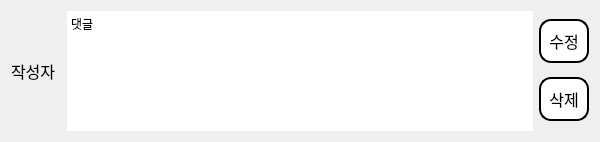
First picture: the form in ui/commentwidget.ui, repository sm136599/VEDA_Qt_blog_client, before the edit.
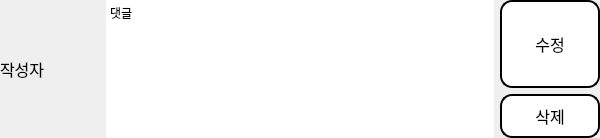
Second picture: the form after the edit.

Commit message: design: 디자인 통일

Patch:
```diff
--- a/ui/commentwidget.ui
+++ b/ui/commentwidget.ui
@@ -36,14 +36,32 @@
 }</string>
   </property>
   <layout class="QHBoxLayout" name="horizontalLayout">
-   <item>
+   <property name="leftMargin">
+    <number>0</number>
+   </property>
+   <property name="topMargin">
+    <number>0</number>
+   </property>
+   <property name="rightMargin">
+    <number>0</number>
+   </property>
+   <property name="bottomMargin">
+    <number>0</number>
+   </property>
+   <item alignment="Qt::AlignHCenter">
     <widget class="QLabel" name="writerLabel">
      <property name="minimumSize">
       <size>
-       <width>50</width>
+       <width>100</width>
        <height>0</height>
       </size>
      </property>
+     <property name="maximumSize">
+      <size>
+       <width>100</width>
+       <height>16777215</height>
+      </size>
+     </property>
      <property name="font">
       <font>
        <pointsize>12</pointsize>
@@ -96,9 +114,21 @@
     </widget>
    </item>
    <item>
-    <layout class="QVBoxLayout" name="verticalLayout">
+    <layout class="QVBoxLayout" name="verticalLayout" stretch="0,0">
      <item>
       <widget class="QPushButton" name="editButton">
+       <property name="sizePolicy">
+        <sizepolicy hsizetype="Minimum" vsizetype="Expanding">
+         <horstretch>0</horstretch>
+         <verstretch>0</verstretch>
+        </sizepolicy>
+       </property>
+       <property name="minimumSize">
+        <size>
+         <width>100</width>
+         <height>0</height>
+        </size>
+       </property>
        <property name="font">
         <font>
          <pointsize>12</pointsize>
@@ -111,6 +141,12 @@
      </item>
      <item>
       <widget class="QPushButton" name="deleteButton">
+       <property name="minimumSize">
+        <size>
+         <width>100</width>
+         <height>0</height>
+        </size>
+       </property>
        <property name="font">
         <font>
          <pointsize>12</pointsize>
```
The commit also changes 1 other file.
